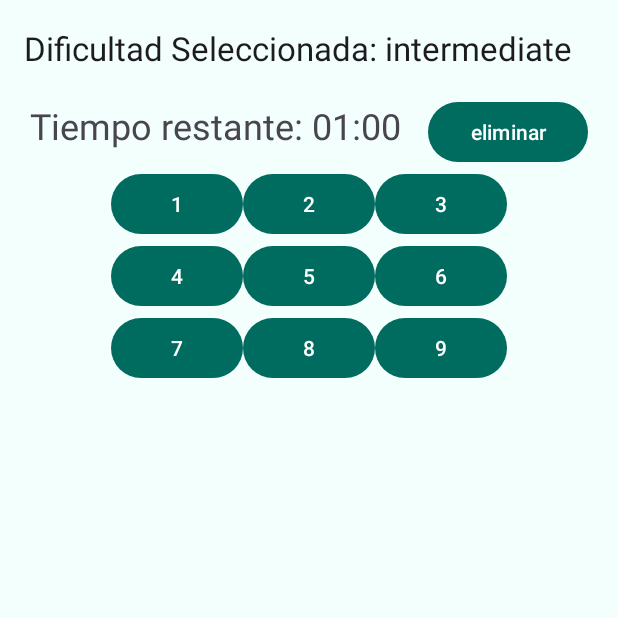
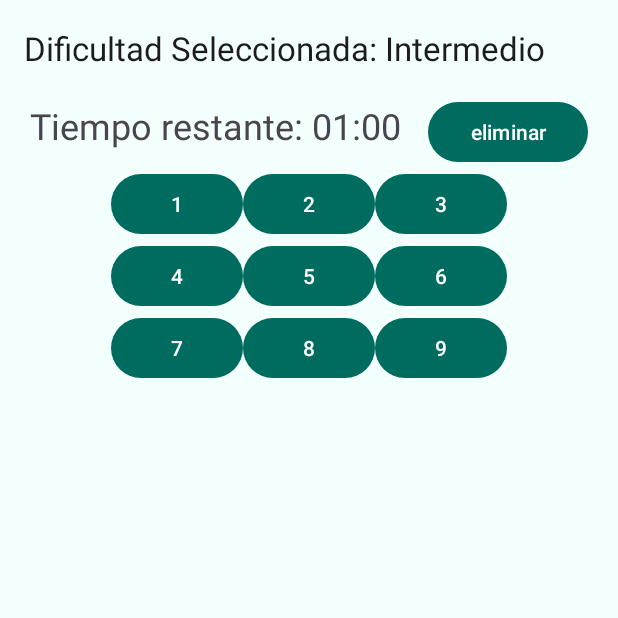
Before and after one commit to PauSanchezzz/Sudoku, an Android app: the screen it shows after launch (SudokuActivity), after a tap on "Intermedio", on a phone screen of 412 x 824 dp, the top half of it. Run offline under Robolectric (Android 15) with nearby library versions, the phone set to English and light mode, and no system bars.

Commit message:
feat: change difficult names to spanish

```diff
--- a/app/src/main/java/com/example/sudokuxml/MainActivity.kt
+++ b/app/src/main/java/com/example/sudokuxml/MainActivity.kt
@@ -26,11 +26,11 @@ class MainActivity : AppCompatActivity() {
             insets
         }
         beginnerButton = findViewById(R.id.beginnerButton)
-        beginnerButton.setOnClickListener({ onClickLevel("easy") })
+        beginnerButton.setOnClickListener({ onClickLevel("Facil") })
         intermediateButton = findViewById(R.id.intermediateButton)
-        intermediateButton.setOnClickListener({ onClickLevel("intermediate") })
+        intermediateButton.setOnClickListener({ onClickLevel("Intermedio") })
         advancedButton = findViewById(R.id.advancedButton)
-        advancedButton.setOnClickListener({ onClickLevel("advanced") })
+        advancedButton.setOnClickListener({ onClickLevel("Avanzado") })
 
     }
 
```
